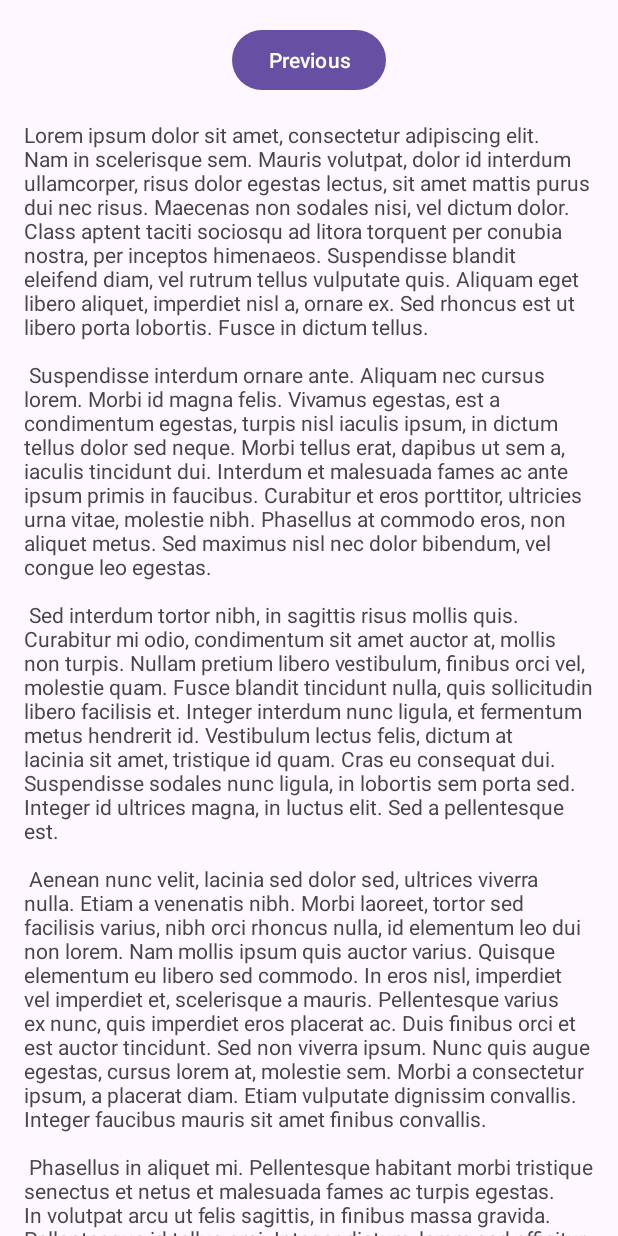
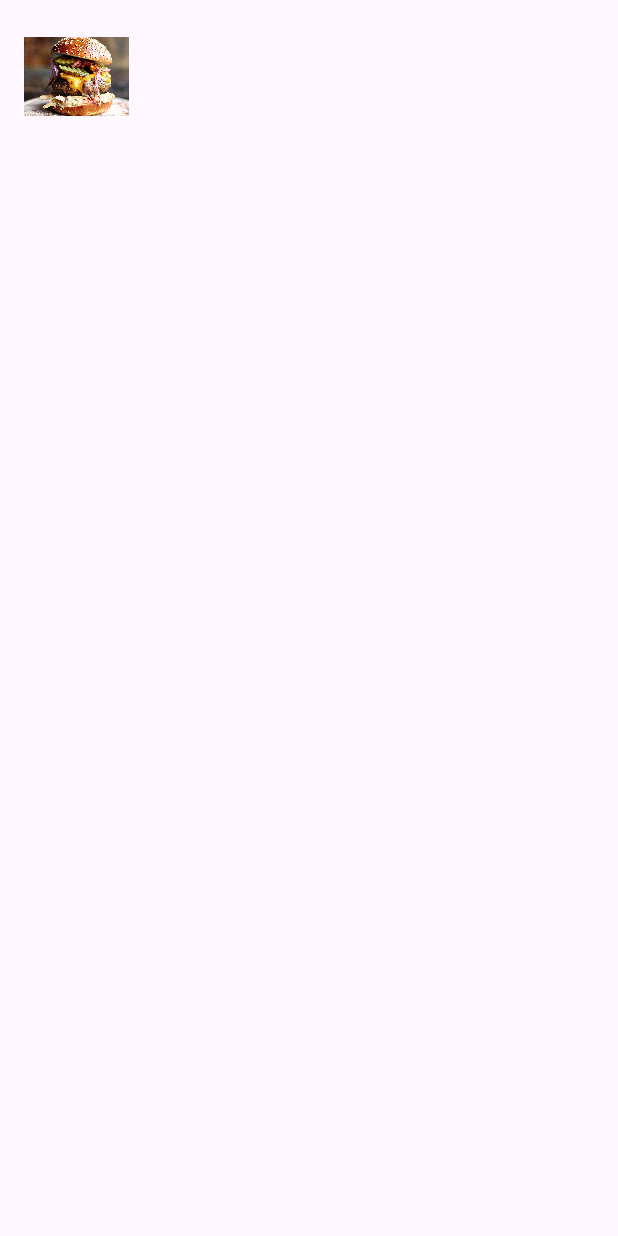
Before and after one commit to CheahYan/RecyclerViewKotlin, an Android app: the fragment SecondFragment shown on its own in the app's theme, on a phone screen of 412 x 824 dp. Run offline under Robolectric (Android 15) with nearby library versions, the phone set to English and light mode, and no system bars.

Commit message:
trying out fragments

```diff
--- a/app/src/main/java/com/example/secondrecyclerviewapp/SecondFragment.kt
+++ b/app/src/main/java/com/example/secondrecyclerviewapp/SecondFragment.kt
@@ -11,34 +11,5 @@
 /**
  * A simple [Fragment] subclass as the second destination in the navigation.
  */
-class SecondFragment : Fragment() {
-
-    private var _binding: FragmentSecondBinding? = null
-
-    // This property is only valid between onCreateView and
-    // onDestroyView.
-    private val binding get() = _binding!!
-
-    override fun onCreateView(
-        inflater: LayoutInflater, container: ViewGroup?,
-        savedInstanceState: Bundle?
-    ): View {
-
-        _binding = FragmentSecondBinding.inflate(inflater, container, false)
-        return binding.root
-
-    }
-
-    override fun onViewCreated(view: View, savedInstanceState: Bundle?) {
-        super.onViewCreated(view, savedInstanceState)
-
-        binding.buttonSecond.setOnClickListener {
-            findNavController().navigate(R.id.action_SecondFragment_to_FirstFragment)
-        }
-    }
-
-    override fun onDestroyView() {
-        super.onDestroyView()
-        _binding = null
-    }
+class SecondFragment : Fragment(R.layout.fragment_second) {
 }
--- a/app/src/main/res/layout/fragment_second.xml
+++ b/app/src/main/res/layout/fragment_second.xml
@@ -1,35 +1,20 @@
 <?xml version="1.0" encoding="utf-8"?>
-<androidx.core.widget.NestedScrollView xmlns:android="http://schemas.android.com/apk/res/android"
+<androidx.constraintlayout.widget.ConstraintLayout xmlns:android="http://schemas.android.com/apk/res/android"
     xmlns:app="http://schemas.android.com/apk/res-auto"
     xmlns:tools="http://schemas.android.com/tools"
     android:layout_width="match_parent"
     android:layout_height="match_parent"
-    tools:context=".SecondFragment">
+    tools:context=".FirstFragment">
 
-    <androidx.constraintlayout.widget.ConstraintLayout
-        android:layout_width="match_parent"
-        android:layout_height="match_parent"
-        android:padding="16dp">
+    <ImageView
+        android:id="@+id/smallImage"
+        android:layout_width="70dp"
+        android:layout_height="70dp"
+        android:layout_marginStart="16dp"
+        android:layout_marginTop="16dp"
+        android:src="@drawable/food_burger"
+        app:layout_constraintStart_toStartOf="parent"
+        app:layout_constraintTop_toTopOf="parent" />
 
-        <Button
-            android:id="@+id/button_second"
-            android:layout_width="wrap_content"
-            android:layout_height="wrap_content"
-            android:text="@string/previous"
-            app:layout_constraintBottom_toTopOf="@id/textview_second"
-            app:layout_constraintEnd_toEndOf="parent"
-            app:layout_constraintStart_toStartOf="parent"
-            app:layout_constraintTop_toTopOf="parent" />
 
-        <TextView
-            android:id="@+id/textview_second"
-            android:layout_width="wrap_content"
-            android:layout_height="wrap_content"
-            android:layout_marginTop="16dp"
-            android:text="@string/lorem_ipsum"
-            app:layout_constraintBottom_toBottomOf="parent"
-            app:layout_constraintEnd_toEndOf="parent"
-            app:layout_constraintStart_toStartOf="parent"
-            app:layout_constraintTop_toBottomOf="@id/button_second" />
-    </androidx.constraintlayout.widget.ConstraintLayout>
-</androidx.core.widget.NestedScrollView>
+</androidx.constraintlayout.widget.ConstraintLayout>
--- a/app/src/main/res/layout/item_layout.xml
+++ b/app/src/main/res/layout/item_layout.xml
@@ -15,8 +15,8 @@
         android:layout_height="wrap_content"
         >
 
-        <ImageView
-        android:id="@+id/foodImage"
+        <androidx.fragment.app.FragmentContainerView
+            android:id="@+id/foodImageFragmentContainer"
             android:layout_width="100dp"
             android:layout_height="100dp"
             android:layout_marginStart="16dp"
@@ -68,7 +68,7 @@
             android:textSize="15dp"
             android:textStyle="bold"
             app:layout_constraintStart_toStartOf="parent"
-            app:layout_constraintTop_toBottomOf="@+id/foodImage" />
+            app:layout_constraintTop_toBottomOf="@+id/foodImageFragmentContainer" />
 
     </androidx.constraintlayout.widget.ConstraintLayout>
 
```
Also changed, not shown: app/src/main/java/com/example/secondrecyclerviewapp/FirstFragment.kt (+1 -30 lines), app/src/main/java/com/example/secondrecyclerviewapp/MainActivity.kt (+18 -6 lines), app/src/main/java/com/example/secondrecyclerviewapp/MainAdapter.kt (+9 -5 lines), app/src/main/res/layout/fragment_first.xml (+11 -26 lines). Lines whose indentation alone changed are shown as unchanged.
